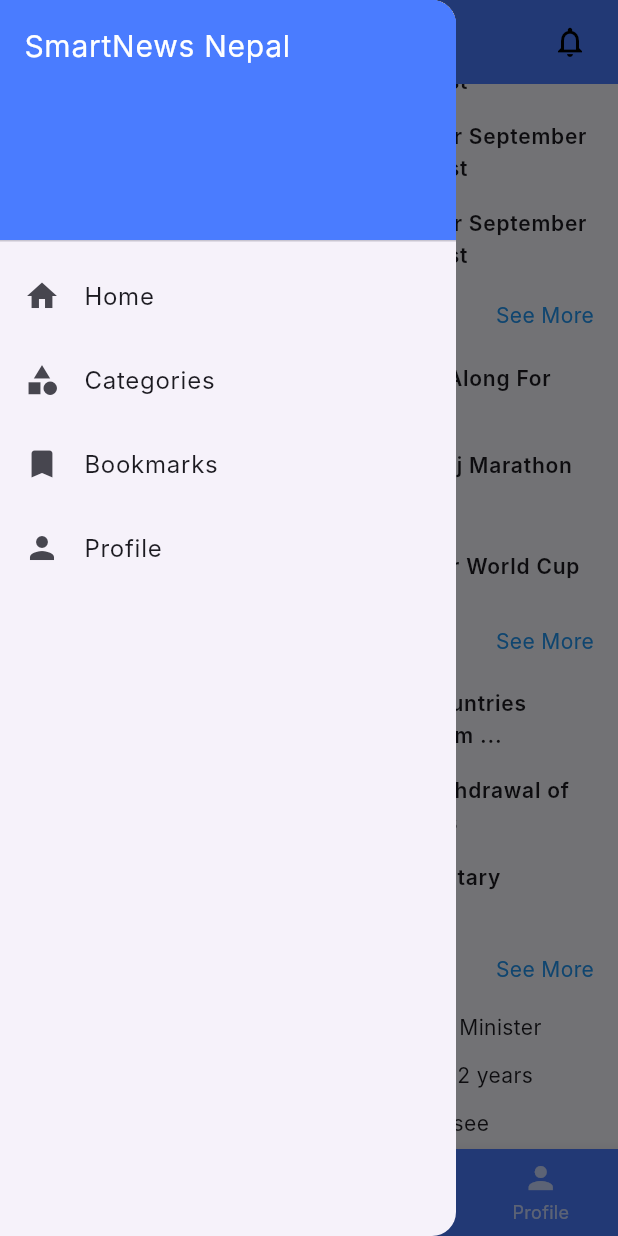
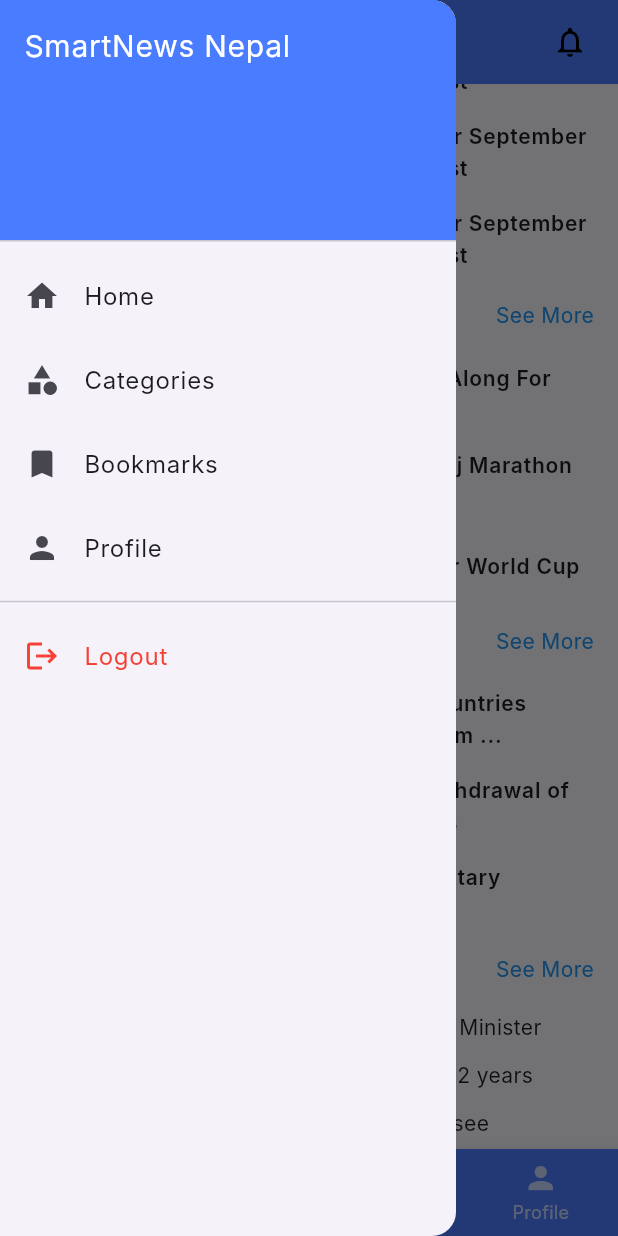
Before and after one commit to yogendrarokaya1/smartnews, a Flutter app: the DashboardScreen screen opened directly, scrolled down 576 dp, after a tap on the "menu" icon, on a phone screen of 412 x 824 dp. Run offline on Flutter 3.47's test engine with Material 3 defaults, Android fonts, the phone set to English and light mode, and no system bars; our stand-ins replace dartz, equatable, flutter_riverpod, flutter_svg, hive; accounts and stored records are empty; Roboto replaces fonts that are missing (Inter).

Commit message:
added logout

```diff
--- a/lib/features/dashboard/presentation/pages/dashboar_screen.dart
+++ b/lib/features/dashboard/presentation/pages/dashboar_screen.dart
@@ -1,4 +1,6 @@
 import 'package:flutter/material.dart';
+import 'package:smartnews/app/routes/app_routes.dart';
+import 'package:smartnews/features/auth/presentation/pages/login_page.dart';
 import 'package:smartnews/features/dashboard/presentation/pages/bottomnavbar/bookmark_screen.dart';
 import 'package:smartnews/features/dashboard/presentation/pages/bottomnavbar/categories_screen.dart';
 import 'package:smartnews/features/dashboard/presentation/pages/bottomnavbar/home_screen.dart';
@@ -97,18 +99,34 @@
       drawer: Drawer(
         child: ListView(
           padding: EdgeInsets.zero,
-          children: const [
-            DrawerHeader(
+          children: [
+            const DrawerHeader(
               decoration: BoxDecoration(color: Color(0xFF4A7CFF)),
               child: Text(
                 "SmartNews Nepal",
                 style: TextStyle(color: Colors.white, fontSize: 20),
               ),
             ),
-            ListTile(leading: Icon(Icons.home), title: Text("Home")),
-            ListTile(leading: Icon(Icons.category), title: Text("Categories")),
-            ListTile(leading: Icon(Icons.bookmark), title: Text("Bookmarks")),
-            ListTile(leading: Icon(Icons.person), title: Text("Profile")),
+            const ListTile(leading: Icon(Icons.home), title: Text("Home")),
+            const ListTile(
+              leading: Icon(Icons.category),
+              title: Text("Categories"),
+            ),
+            const ListTile(
+              leading: Icon(Icons.bookmark),
+              title: Text("Bookmarks"),
+            ),
+            const ListTile(leading: Icon(Icons.person), title: Text("Profile")),
+            const Divider(),
+
+            // 🔴 LOGOUT
+            ListTile(
+              leading: const Icon(Icons.logout, color: Colors.red),
+              title: const Text("Logout", style: TextStyle(color: Colors.red)),
+              onTap: () {
+                _logout(context);
+              },
+            ),
           ],
         ),
       ),
@@ -137,4 +155,14 @@
       ),
     );
   }
+
+  void _logout(BuildContext context) {
+    Navigator.pop(context);
+
+    Navigator.pushAndRemoveUntil(
+      context,
+      MaterialPageRoute(builder: (_) => const LoginPage()),
+      (route) => false,
+    );
+  }
 }
```
Also changed, not shown: lib/features/auth/presentation/pages/login_page.dart (+0 -16 lines).
